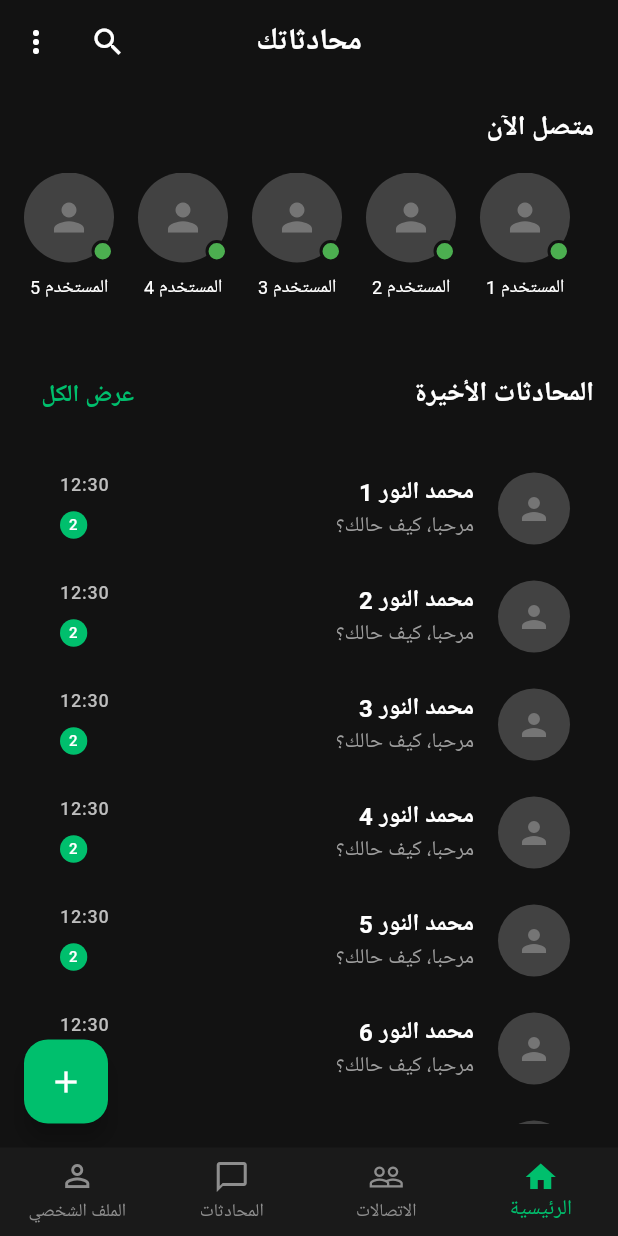
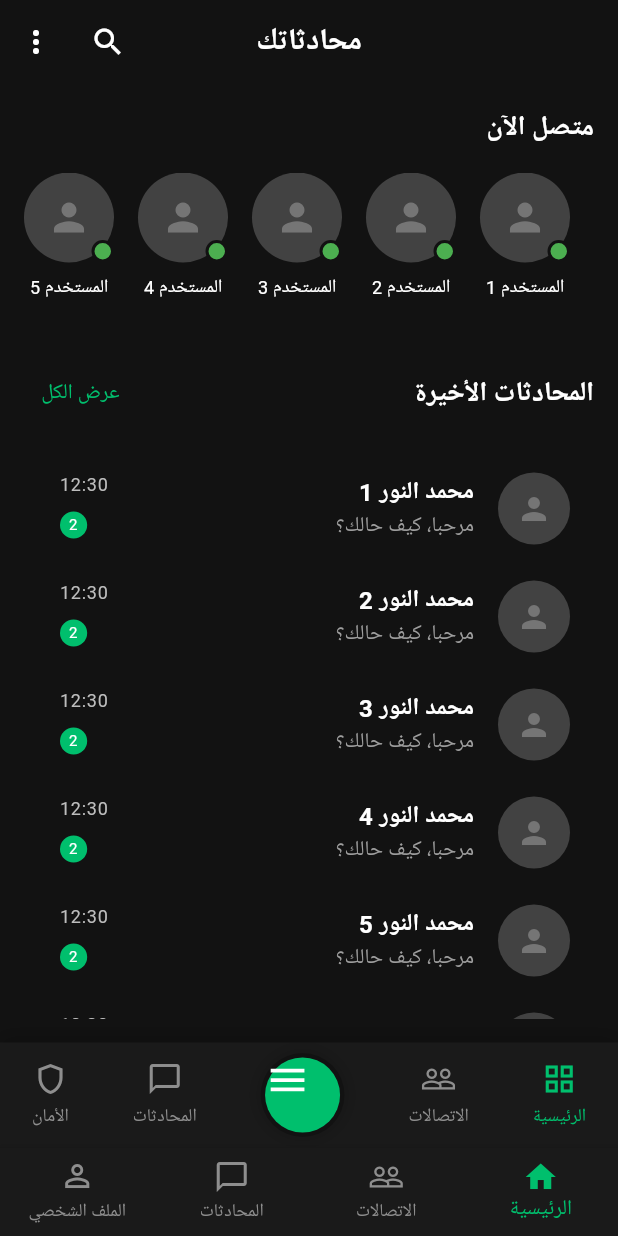
Before and after one commit to ahmed-shorbagy/mwan-mobile, a Flutter app: the screen it shows after launch, on a phone screen of 412 x 824 dp. Run offline on Flutter 3.47's test engine with Material 3 defaults, Android fonts, the phone set to English and light mode, and no system bars; our stand-ins replace dio, equatable, flutter_bloc, go_router, google_fonts, logger; Roboto replaces fonts that are missing (Tajawal).

Commit message:
Add initial configuration files and enhance HomePage UI

```diff
--- /dev/null
+++ b/devtools_options.yaml
@@ -0,0 +1,3 @@
+description: This file stores settings for Dart & Flutter DevTools.
+documentation: https://docs.flutter.dev/tools/devtools/extensions#configure-extension-enablement-states
+extensions:
--- a/lib/features/home/presentation/pages/home_page.dart
+++ b/lib/features/home/presentation/pages/home_page.dart
@@ -1,8 +1,45 @@
 import 'package:flutter/material.dart';
+import 'package:go_router/go_router.dart';
+import 'package:mwan_mobile/core/constants/app_constants.dart';
 import 'package:mwan_mobile/core/theme/app_theme.dart';
 
-class HomePage extends StatelessWidget {
+class HomePage extends StatefulWidget {
   const HomePage({super.key});
+
+  @override
+  State<HomePage> createState() => _HomePageState();
+}
+
+class _HomePageState extends State<HomePage>
+    with SingleTickerProviderStateMixin {
+  late AnimationController _animationController;
+  bool _isMenuOpen = false;
+
+  @override
+  void initState() {
+    super.initState();
+    _animationController = AnimationController(
+      vsync: this,
+      duration: const Duration(milliseconds: 300),
+    );
+  }
+
+  @override
+  void dispose() {
+    _animationController.dispose();
+    super.dispose();
+  }
+
+  void _toggleMenu() {
+    setState(() {
+      _isMenuOpen = !_isMenuOpen;
+      if (_isMenuOpen) {
+        _animationController.forward();
+      } else {
+        _animationController.reverse();
+      }
+    });
+  }
 
   @override
   Widget build(BuildContext context) {
@@ -11,26 +48,22 @@ class HomePage extends StatelessWidget {
       appBar: AppBar(
         backgroundColor: AppTheme.backgroundColor,
         elevation: 0,
-        title: const Text('محادثاتك'),
+        title: Text('محادثاتك', style: AppTheme.headline4),
         actions: [
           IconButton(icon: const Icon(Icons.search), onPressed: () {}),
           IconButton(icon: const Icon(Icons.more_vert), onPressed: () {}),
         ],
       ),
-      body: Padding(
+      body: Stack(
+        children: [
+          // Main content
+          Padding(
             padding: const EdgeInsets.all(16.0),
             child: Column(
               crossAxisAlignment: CrossAxisAlignment.start,
               children: [
                 // Online users
-            const Text(
-              'متصل الآن',
-              style: TextStyle(
-                color: Colors.white,
-                fontSize: 18,
-                fontWeight: FontWeight.bold,
-              ),
-            ),
+                Text('متصل الآن', style: AppTheme.headline5),
                 const SizedBox(height: 16),
                 SizedBox(
                   height: 100,
@@ -74,9 +107,8 @@ class HomePage extends StatelessWidget {
                             const SizedBox(height: 8),
                             Text(
                               'المستخدم ${index + 1}',
-                          style: const TextStyle(
+                              style: AppTheme.caption.copyWith(
                                 color: Colors.white,
-                            fontSize: 12,
                               ),
                             ),
                           ],
@@ -91,19 +123,14 @@ class HomePage extends StatelessWidget {
                 Row(
                   mainAxisAlignment: MainAxisAlignment.spaceBetween,
                   children: [
-                const Text(
-                  'المحادثات الأخيرة',
-                  style: TextStyle(
-                    color: Colors.white,
-                    fontSize: 18,
-                    fontWeight: FontWeight.bold,
-                  ),
-                ),
+                    Text('المحادثات الأخيرة', style: AppTheme.headline5),
                     TextButton(
                       onPressed: () {},
                       child: Text(
                         'عرض الكل',
-                    style: TextStyle(color: AppTheme.primaryColor),
+                        style: AppTheme.bodyText2.copyWith(
+                          color: AppTheme.primaryColor,
+                        ),
                       ),
                     ),
                   ],
@@ -121,14 +148,15 @@ class HomePage extends StatelessWidget {
                         ),
                         title: Text(
                           'محمد النور ${index + 1}',
-                      style: const TextStyle(
-                        color: Colors.white,
+                          style: AppTheme.bodyText1.copyWith(
                             fontWeight: FontWeight.w600,
                           ),
                         ),
-                    subtitle: const Text(
+                        subtitle: Text(
                           'مرحبا، كيف حالك؟',
-                      style: TextStyle(color: Colors.grey),
+                          style: AppTheme.bodyText2.copyWith(
+                            color: Colors.grey,
+                          ),
                         ),
                         trailing: Column(
                           mainAxisAlignment: MainAxisAlignment.center,
@@ -136,9 +164,8 @@ class HomePage extends StatelessWidget {
                           children: [
                             Text(
                               '12:30',
-                          style: TextStyle(
+                              style: AppTheme.caption.copyWith(
                                 color: Colors.grey[400],
-                            fontSize: 12,
                               ),
                             ),
                             const SizedBox(height: 5),
@@ -148,15 +175,19 @@ class HomePage extends StatelessWidget {
                                 color: AppTheme.primaryColor,
                                 shape: BoxShape.circle,
                               ),
-                          child: const Text(
+                              child: Text(
                                 '2',
-                            style: TextStyle(color: Colors.white, fontSize: 10),
+                                style: AppTheme.caption.copyWith(
+                                  color: Colors.white,
+                                  fontSize: 10,
+                                ),
                               ),
                             ),
                           ],
                         ),
                         onTap: () {
                           // Navigate to chat screen
+                          context.go(AppConstants.chatRoute);
                         },
                       );
                     },
@@ -165,10 +196,169 @@ class HomePage extends StatelessWidget {
               ],
             ),
           ),
-      floatingActionButton: FloatingActionButton(
-        backgroundColor: AppTheme.primaryColor,
-        onPressed: () {},
-        child: const Icon(Icons.add),
+
+          // Floating menu items (displayed when center button is pressed)
+          if (_isMenuOpen) _buildFloatingMenu(),
+
+          // Semi-transparent background overlay when menu is open
+          if (_isMenuOpen)
+            GestureDetector(
+              onTap: _toggleMenu,
+              child: Container(color: Colors.black.withOpacity(0.5)),
+            ),
+        ],
+      ),
+      bottomNavigationBar: _buildBottomNavigationBar(),
+    );
+  }
+
+  Widget _buildBottomNavigationBar() {
+    return Container(
+      height: 70,
+      decoration: BoxDecoration(
+        color: AppTheme.bottomNavBackgroundColor,
+        boxShadow: [
+          BoxShadow(
+            color: Colors.black.withOpacity(0.2),
+            blurRadius: 10,
+            offset: const Offset(0, -3),
+          ),
+        ],
+      ),
+      child: Row(
+        mainAxisAlignment: MainAxisAlignment.spaceAround,
+        children: [
+          _buildNavItem(Icons.grid_view, 'الرئيسية', 0),
+          _buildNavItem(Icons.people_outline, 'الاتصالات', 1),
+          _buildCenterButton(),
+          _buildNavItem(Icons.chat_bubble_outline, 'المحادثات', 3),
+          _buildNavItem(Icons.shield_outlined, 'الأمان', 4),
+        ],
+      ),
+    );
+  }
+
+  Widget _buildNavItem(IconData icon, String label, int index) {
+    final bool isSelected = index == 0; // Currently on home page
+
+    return InkWell(
+      onTap: () {
+        // Handle navigation
+        switch (index) {
+          case 3: // Chat
+            context.go(AppConstants.chatRoute);
+            break;
+          // Add other cases for other pages
+        }
+      },
+      child: Column(
+        mainAxisAlignment: MainAxisAlignment.center,
+        children: [
+          Icon(
+            icon,
+            color:
+                isSelected
+                    ? AppTheme.primaryColor
+                    : AppTheme.bottomNavUnselectedColor,
+            size: 24,
+          ),
+          const SizedBox(height: 4),
+          Text(
+            label,
+            style: AppTheme.caption.copyWith(
+              color:
+                  isSelected
+                      ? AppTheme.primaryColor
+                      : AppTheme.bottomNavUnselectedColor,
+            ),
+          ),
+        ],
+      ),
+    );
+  }
+
+  Widget _buildCenterButton() {
+    return GestureDetector(
+      onTap: _toggleMenu,
+      child: Container(
+        height: 56,
+        width: 56,
+        decoration: BoxDecoration(
+          color: AppTheme.backgroundColor,
+          shape: BoxShape.circle,
+          boxShadow: [
+            BoxShadow(
+              color: Colors.black.withOpacity(0.2),
+              blurRadius: 10,
+              offset: const Offset(0, 0),
+            ),
+          ],
+        ),
+        child: Container(
+          margin: const EdgeInsets.all(3),
+          decoration: BoxDecoration(
+            color: AppTheme.primaryColor,
+            shape: BoxShape.circle,
+          ),
+          child: AnimatedIcon(
+            icon: AnimatedIcons.menu_close,
+            progress: _animationController,
+            color: Colors.white,
+            size: 30,
+          ),
+        ),
+      ),
+    );
+  }
+
+  Widget _buildFloatingMenu() {
+    return Positioned(
+      bottom: 90,
+      left: 0,
+      right: 0,
+      child: Column(
+        children: [
+          _buildFloatingMenuItem('الصداقة', Icons.verified_user, onTap: () {}),
+          const SizedBox(height: 16),
+          _buildFloatingMenuItem('المكالمة', Icons.phone, onTap: () {}),
+          const SizedBox(height: 16),
+          _buildFloatingMenuItem('الطاقة', Icons.flash_on, onTap: () {}),
+          const SizedBox(height: 16),
+          _buildFloatingMenuItem('الخدمة', Icons.business_center, onTap: () {}),
+          const SizedBox(height: 16),
+          _buildFloatingMenuItem('أمن الدولة', Icons.shield, onTap: () {}),
+        ],
+      ),
+    );
+  }
+
+  Widget _buildFloatingMenuItem(
+    String label,
+    IconData icon, {
+    required Function() onTap,
+  }) {
+    return Center(
+      child: GestureDetector(
+        onTap: () {
+          onTap();
+          _toggleMenu();
+        },
+        child: Container(
+          width: 160,
+          padding: const EdgeInsets.symmetric(vertical: 12, horizontal: 16),
+          decoration: BoxDecoration(
+            color: AppTheme.cardColor,
+            borderRadius: BorderRadius.circular(12),
+            border: Border.all(color: Colors.grey.withOpacity(0.3)),
+          ),
+          child: Row(
+            mainAxisAlignment: MainAxisAlignment.spaceBetween,
+            children: [
+              Text(label, style: AppTheme.bodyText2),
+              Icon(icon, color: Colors.white, size: 20),
+            ],
+          ),
+        ),
       ),
     );
   }
--- a/lib/main.dart
+++ b/lib/main.dart
@@ -5,7 +5,6 @@ import 'package:flutter_localizations/flutter_localizations.dart';
 import 'package:mwan_mobile/core/constants/app_constants.dart';
 import 'package:mwan_mobile/core/router/app_router.dart';
 import 'package:mwan_mobile/core/theme/app_theme.dart';
-import 'package:mwan_mobile/core/utils/app_logger.dart';
 import 'package:mwan_mobile/features/auth/presentation/cubit/auth_cubit.dart';
 
 void main() async {
--- a/pubspec.yaml
+++ b/pubspec.yaml
@@ -80,9 +80,8 @@ flutter:
   # To add assets to your application, add an assets section, like this:
   assets:
     - assets/images/
-    - assets/icons/
-    - assets/fonts/
-    - .env
+
+
   # An image asset can refer to one or more resolution-specific "variants", see
   # https://flutter.dev/to/resolution-aware-images
   # For details regarding adding assets from package dependencies, see
```
Lines whose indentation alone changed are shown as unchanged.
